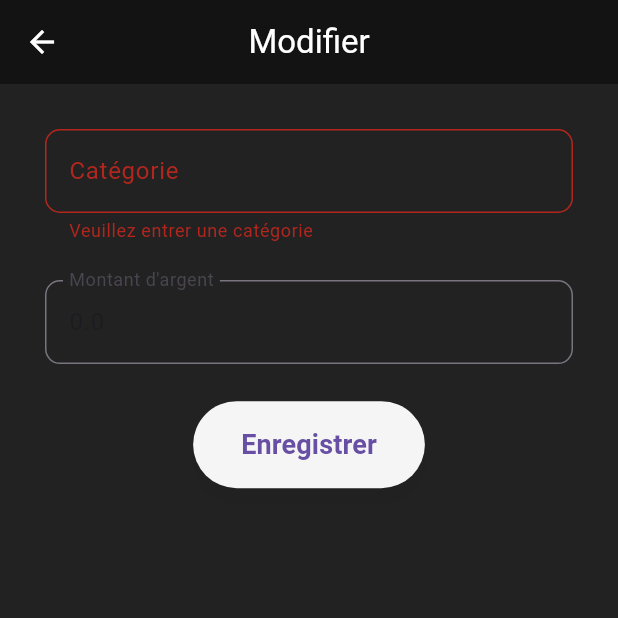
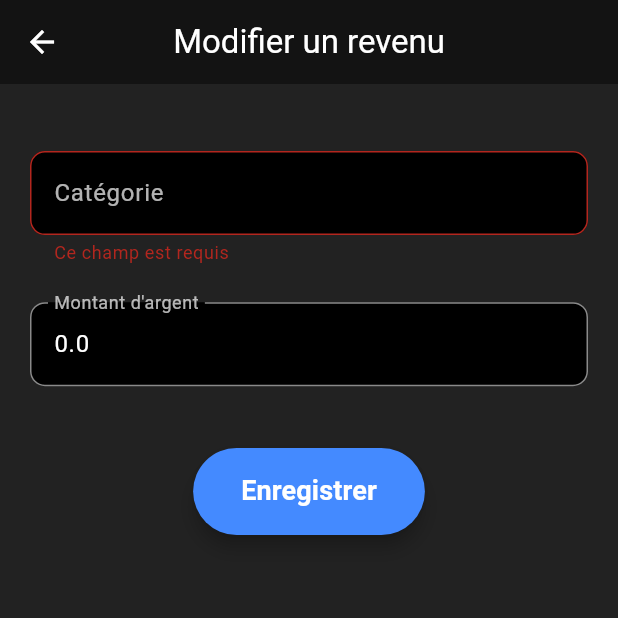
Before and after one commit to ahmadkongodev/expenseAppODC, a Flutter app: the UpdateIncomeScreen screen opened directly with empty values, after a tap on "Enregistrer", on a phone screen of 412 x 824 dp, the top half of it. Run offline on Flutter 3.47's test engine with Material 3 defaults, Android fonts, the phone set to English and light mode, and no system bars; our stand-ins replace fl_chart, objectbox; generated files the repository leaves out were written again.

Commit message:
color white

```diff
--- a/lib/screens/updateIncome.dart
+++ b/lib/screens/updateIncome.dart
@@ -1,22 +1,18 @@
-import 'package:expense_app/db/incomes_db_helper.dart';
-import 'package:expense_app/models/Income.dart';
 import 'package:flutter/material.dart';
-import 'package:expense_app/screens/home.dart';
-
-import '../db/expenses_db_helper.dart';
 import '../models/Income.dart';
+import '../db/incomes_db_helper.dart';
+import '../screens/home.dart';
 
 class UpdateIncomeScreen extends StatefulWidget {
+  final Income income;
+
   UpdateIncomeScreen({super.key, required this.income});
-
-  Income income;
 
   @override
   State<UpdateIncomeScreen> createState() => _UpdateIncomeScreenState();
 }
 
 class _UpdateIncomeScreenState extends State<UpdateIncomeScreen> {
-
   final formKey = GlobalKey<FormState>();
   late TextEditingController amountController;
   late TextEditingController categoryController;
@@ -33,117 +29,105 @@ class _UpdateIncomeScreenState extends State<UpdateIncomeScreen> {
   void dispose() {
     amountController.dispose();
     categoryController.dispose();
+    _amountFocusNode.dispose();
     super.dispose();
+  }
+
+  void _updateIncome() {
+    if (formKey.currentState!.validate()) {
+      try {
+        final updatedIncome = Income(
+          id: widget.income.id,
+          category: categoryController.text.trim(),
+          amount: double.tryParse(amountController.text) ?? 0,
+          date: DateTime.now(),
+        );
+
+        ObjectBoxIncomes.updateIncome(updatedIncome);
+
+        ScaffoldMessenger.of(context).showSnackBar(
+          const SnackBar(
+            content: Text(
+              "Modification réussie",
+              style: TextStyle(color: Colors.white, fontSize: 16),
+            ),
+            backgroundColor: Colors.green,
+          ),
+        );
+
+        Navigator.pop(context, true); // Retourner à l'écran précédent
+      } catch (e) {
+        ScaffoldMessenger.of(context).showSnackBar(
+          const SnackBar(
+            content: Text(
+              "Erreur lors de la mise à jour",
+              style: TextStyle(color: Colors.white, fontSize: 16),
+            ),
+            backgroundColor: Colors.red,
+          ),
+        );
+      }
+    }
   }
 
   @override
   Widget build(BuildContext context) {
-    final screenWidth = MediaQuery.of(context).size.width;
     final screenHeight = MediaQuery.of(context).size.height;
 
-    return  Scaffold(
+    return Scaffold(
       backgroundColor: Colors.black87,
-      appBar:  AppBar(
-        leading:   IconButton( icon: Icon(
-          Icons.arrow_back,
-          color: Colors.white,
-        ), onPressed: () {
-          Navigator.of(context).push( MaterialPageRoute(builder: (cpntext)=> HomeScreen()));
-        },),
+      appBar: AppBar(
+        leading: IconButton(
+          icon: const Icon(Icons.arrow_back, color: Colors.white),
+          onPressed: () => Navigator.pop(context),
+        ),
         backgroundColor: Colors.black45,
         centerTitle: true,
-        title: const Text("Modifier",  style: TextStyle(color: Colors.white),),
+        title: const Text(
+          "Modifier un revenu",
+          style: TextStyle(color: Colors.white),
+        ),
       ),
       body: Form(
         key: formKey,
         child: Padding(
-          padding: const EdgeInsets.all(30.0),
+          padding: const EdgeInsets.all(20.0),
           child: Column(
             children: [
-              // Category Field
-              TextFormField(
+              SizedBox(height: screenHeight * 0.03),
+              _buildTextFormField(
                 controller: categoryController,
-                readOnly: true, // Make it read-only
-                decoration: InputDecoration(
-                  labelText: 'Catégorie',
-                  border: OutlineInputBorder(
-                    borderRadius: BorderRadius.circular(10),
+                label: "Catégorie",
+                readOnly: true,
+              ),
+              SizedBox(height: screenHeight * 0.03),
+              _buildTextFormField(
+                controller: amountController,
+                label: "Montant d'argent",
+                keyboardType: TextInputType.number,
+                focusNode: _amountFocusNode,
+              ),
+              SizedBox(height: screenHeight * 0.05),
+              ElevatedButton(
+                onPressed: _updateIncome,
+                style: ElevatedButton.styleFrom(
+                  elevation: 5,
+                  backgroundColor: Colors.blueAccent,
+                  shape: RoundedRectangleBorder(
+                    borderRadius: BorderRadius.circular(30),
+                  ),
+                  padding: const EdgeInsets.symmetric(
+                    vertical: 16,
+                    horizontal: 32,
                   ),
                 ),
-                validator: (value) {
-                  if (value == null || value.isEmpty) {
-                    return 'Veuillez entrer une catégorie';
-                  }
-                  return null;
-                },
-              ),
-              SizedBox(height: screenHeight * 0.03),
-
-              // Amount Field
-              TextFormField(
-                controller: amountController,
-                focusNode: _amountFocusNode,
-                keyboardType: TextInputType.number,
-                decoration: InputDecoration(
-                  labelText: 'Montant d\'argent',
-                  border: OutlineInputBorder(
-                    borderRadius: BorderRadius.circular(10),
-                  ),
-                ),
-                validator: (value) {
-                  if (value == null || value.isEmpty) {
-                    return 'Veuillez entrer un montant';
-                  }
-                  if (double.tryParse(value) == null) {
-                    return 'Veuillez entrer un montant valide';
-                  }
-                  return null;
-                },
-              ),
-              SizedBox(height: screenHeight * 0.03),
-
-              // Save Button
-            ElevatedButton(
-                    onPressed: () {
-                      if (formKey.currentState!.validate()) {
-                          int id= widget.income.id;
-
-                         Income income= Income(id: id , category: categoryController.text, amount: double.parse(amountController.text), date: DateTime.now());
-                        ObjectBoxIncomes.updateIncome(income);
-                        var snack = const SnackBar(
-                          content: Text(
-                            "Modifier avec succès",
-                            style:
-                                TextStyle(color: Colors.white, fontSize: 16),
-                          ),
-                          backgroundColor: Colors.green,
-                        );
-                        ScaffoldMessenger.of(context).showSnackBar(snack);
-
-                        // Clear input fields after successful submission
-                        categoryController.clear();
-                        amountController.clear();
-                      }
-                    },
-                    style: ElevatedButton.styleFrom(
-                      elevation: 5, // Adds shadow for a floating effect
-                      shape: RoundedRectangleBorder(
-                        borderRadius:
-                            BorderRadius.circular(30), // Rounded corners
-                      ),
-                      padding: EdgeInsets.symmetric(
-                        vertical: 16, // Adjust the button height
-                        horizontal: 32, // Adjust the button width
-                      ),
-                      backgroundColor: Colors.grey[
-                          100], // Background color is set to transparent for gradient
-                      shadowColor:
-                          Colors.black.withOpacity(0.2), // Subtle shadow
-                    ),
-                    child: Text(
+                child: const Text(
                   'Enregistrer',
                   style: TextStyle(
-                          fontSize: 18, fontWeight: FontWeight.bold),
+                    fontSize: 18,
+                    fontWeight: FontWeight.bold,
+                    color: Colors.white,
+                  ),
                 ),
               ),
             ],
@@ -152,4 +136,44 @@ class _UpdateIncomeScreenState extends State<UpdateIncomeScreen> {
       ),
     );
   }
+
+  Widget _buildTextFormField({
+    required TextEditingController controller,
+    required String label,
+    TextInputType keyboardType = TextInputType.text,
+    FocusNode? focusNode,
+    bool readOnly = false,
+  }) {
+    return TextFormField(
+      controller: controller,
+      keyboardType: keyboardType,
+      focusNode: focusNode,
+      readOnly: readOnly,
+      style: const TextStyle(color: Colors.white),
+      decoration: InputDecoration(
+        labelText: label,
+        labelStyle: const TextStyle(color: Colors.white70),
+        filled: true,
+        fillColor: Colors.black,
+        border: OutlineInputBorder(
+          borderRadius: BorderRadius.circular(10),
+          borderSide: const BorderSide(color: Colors.white70),
+        ),
+        enabledBorder: OutlineInputBorder(
+          borderRadius: BorderRadius.circular(10),
+          borderSide: const BorderSide(color: Colors.white54),
+        ),
+        focusedBorder: OutlineInputBorder(
+          borderRadius: BorderRadius.circular(10),
+          borderSide: const BorderSide(color: Colors.white),
+        ),
+      ),
+      validator: (value) {
+        if (value == null || value.isEmpty) {
+          return 'Ce champ est requis';
         }
+        return null;
+      },
+    );
+  }
+}
```
Also changed, not shown: lib/screens/addExpense.dart (+97 -99 lines), lib/screens/addIncome.dart (+44 -25 lines), lib/screens/updateExpense.dart (+116 -113 lines). Lines whose indentation alone changed are shown as unchanged.
